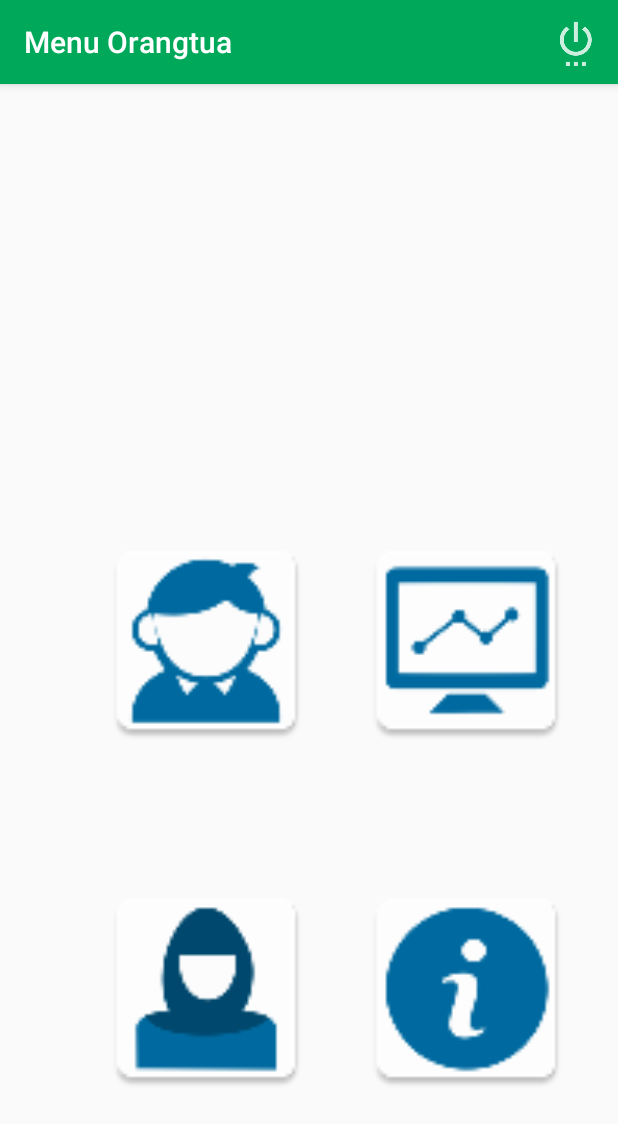
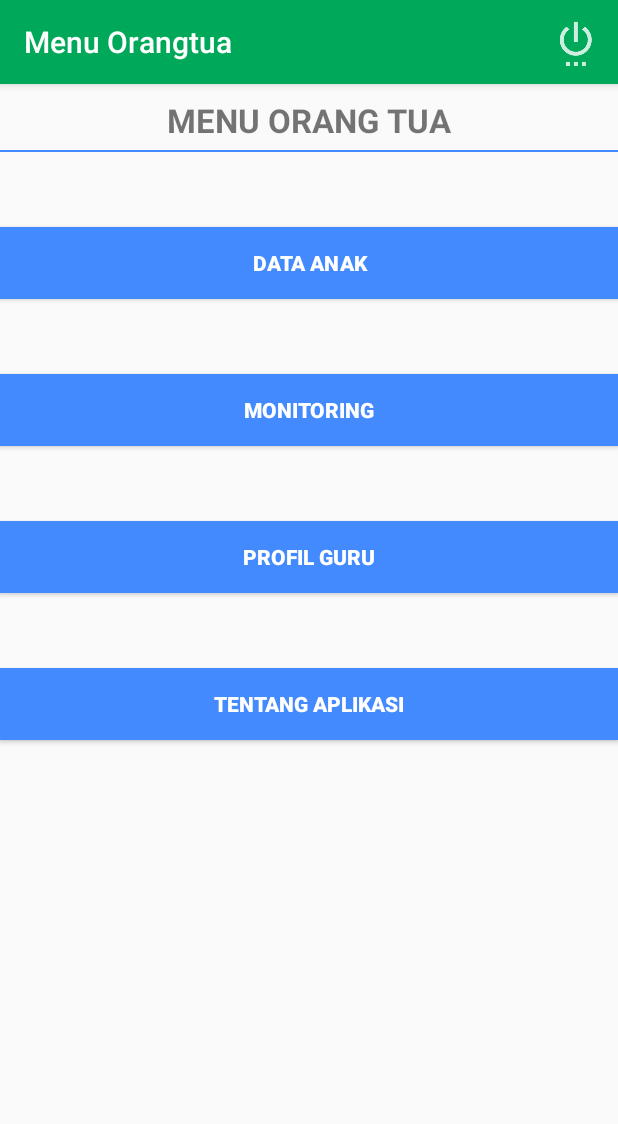
Before and after one commit to eladoktarizo/Mobel, an Android app: the MenuOrtu screen opened directly, with no data from a screen before it, on a phone screen of 412 x 824 dp. Shown: the top 1124 px of the screen. Run offline under Robolectric (Android 15) with nearby library versions, the phone set to English and light mode, and no system bars; network calls fail.

Commit message:
menu back close application tampilan menu

```diff
--- a/app/build.gradle
+++ b/app/build.gradle
@@ -2,7 +2,7 @@ apply plugin: 'com.android.application'
 
 android {
     compileSdkVersion 26
-    buildToolsVersion "26.0.2"
+    buildToolsVersion '27.0.3'
     defaultConfig {
         applicationId "com.example.eladoktarizo.mobel"
         minSdkVersion 19
--- a/app/src/main/java/com/example/eladoktarizo/mobel/MenuOrtu.java
+++ b/app/src/main/java/com/example/eladoktarizo/mobel/MenuOrtu.java
@@ -9,10 +9,12 @@ import android.content.Context;
 import android.content.DialogInterface;
 import android.content.Intent;
 import android.content.SharedPreferences;
+import android.os.Handler;
 import android.support.v7.app.AlertDialog;
 import android.support.v7.app.AlertDialog.Builder;
 import android.support.v7.app.AppCompatActivity;
 import android.os.Bundle;
+import android.util.Log;
 import android.view.Menu;
 import android.view.MenuItem;
 import android.view.View;
@@ -22,17 +24,20 @@ import android.widget.ImageView;
 import android.support.v7.widget.Toolbar;
 import android.content.SharedPreferences;
 import android.widget.ImageView;
+import android.widget.Toast;
 
 import com.example.eladoktarizo.mobel.R;
 
 public class MenuOrtu extends AppCompatActivity {
-    ImageView dataanakortu, monitoring, profilguru, tentang, logout;
+    Button dataanakortu, monitoring, profilguru, tentang, logout;
     Intent i;
     String id_ortu;
     SharedPreferences sharedpreferences;
 
     public static final String TAG_ID = "id";
     public static final String TAG_USERNAME = "username";
+
+    final String TAG = this.getClass().getName();
 
     @SuppressLint("WrongViewCast")
     @Override
@@ -48,10 +53,10 @@ public class MenuOrtu extends AppCompatActivity {
 
         sharedpreferences = getSharedPreferences(Login.my_shared_preferences, Context.MODE_PRIVATE);
 
-        dataanakortu = (ImageView) findViewById(R.id.dataanakortu);
-        monitoring = (ImageView) findViewById(R.id.monitoring);
-        profilguru = (ImageView) findViewById(R.id.profilguru);
-        tentang = (ImageView) findViewById(R.id.tentang);
+        dataanakortu = (Button) findViewById(R.id.dataanakortu);
+        monitoring = (Button) findViewById(R.id.monitoring);
+        profilguru = (Button) findViewById(R.id.profilguru);
+        tentang = (Button) findViewById(R.id.tentang);
             //logout = (Button) findViewById(R.id.btn_logout);
 
 
@@ -91,12 +96,37 @@ public class MenuOrtu extends AppCompatActivity {
             });
     }
 
+
     @Override
     public boolean onCreateOptionsMenu(Menu menu) {
         getMenuInflater().inflate(R.menu.menu, menu);
         return super.onCreateOptionsMenu(menu);
     }
 
+    boolean twice;
+    @Override
+    public void onBackPressed() {
+        Log.d(TAG, "klik");
+        if (twice == true){
+            Intent intent = new Intent(Intent.ACTION_MAIN);
+            intent.addCategory(Intent.CATEGORY_HOME);
+            intent.setFlags(Intent.FLAG_ACTIVITY_CLEAR_TOP);
+            startActivity(intent);
+            finish();
+            System.exit(0);
+        }
+        twice = true;
+        Log.d(TAG, "twice :" + twice);
+        //super.onBackPressed();
+        Toast.makeText(MenuOrtu.this, "Tekan tombol sekali lagi untuk keluar aplikasi", Toast.LENGTH_SHORT).show();
+        new Handler().postDelayed(new Runnable() {
+            @Override
+            public void run() {
+                twice = false;
+                Log.d(TAG, "twice :" + twice);
+            }
+        }, 3000);
+    }
 
     @Override
     public boolean onOptionsItemSelected(MenuItem item) {
@@ -120,13 +150,8 @@ public class MenuOrtu extends AppCompatActivity {
             default:
                 return false;
         }
-    }
 
 
-    @Override
-    public void onBackPressed() {
-        super.onBackPressed();
-        finish();
     }
 
 }
--- a/app/src/main/java/com/example/eladoktarizo/mobel/Server.java
+++ b/app/src/main/java/com/example/eladoktarizo/mobel/Server.java
@@ -5,9 +5,9 @@ package com.example.eladoktarizo.mobel;
  */
 
 public class Server {
-//    public static final String URL = "http://192.168.0.116/mobel/";
-//    public static final String URL = "http://192.168.1.7/mobel/";
-    public static final String URL = "http://192.168.43.244/mobel/";
+//    public static final String URL = "http://192.168.100.8/mobel/";
+    public static final String URL = "http://192.168.1.11/mobel/";
+//    public static final String URL = "http://192.168.43.244/mobel/";
 //    public static final String URL = "http://wecantraining.com/mobel/";
 
 }
--- a/app/src/main/res/layout/menuortu.xml
+++ b/app/src/main/res/layout/menuortu.xml
@@ -21,115 +21,115 @@
 
     </android.support.design.widget.AppBarLayout>
 
-    <ImageView
-        android:id="@+id/dataanakortu"
-        android:layout_width="150dp"
-        android:layout_height="150dp"
-        android:clickable="true"
-        android:layout_alignStart="@+id/profilguru"
-        android:layout_alignTop="@+id/monitoring"
-        app:srcCompat="@mipmap/ic_dataanak" />
+    <!--<ImageView-->
+        <!--android:id="@+id/dataanakortu"-->
+        <!--android:layout_width="150dp"-->
+        <!--android:layout_height="150dp"-->
+        <!--android:clickable="true"-->
+        <!--android:layout_alignStart="@+id/profilguru"-->
+        <!--android:layout_alignTop="@+id/monitoring"-->
+        <!--app:srcCompat="@mipmap/ic_dataanak" />-->
 
-    <ImageView
-        android:id="@+id/monitoring"
-        android:layout_width="150dp"
-        android:layout_height="150dp"
-        android:clickable="true"
-        android:layout_above="@+id/tentang"
-        android:layout_marginBottom="82dp"
-        android:layout_toEndOf="@+id/profilguru"
-        app:srcCompat="@mipmap/ic_monitoring" />
+    <!--<ImageView-->
+        <!--android:id="@+id/monitoring"-->
+        <!--android:layout_width="150dp"-->
+        <!--android:layout_height="150dp"-->
+        <!--android:clickable="true"-->
+        <!--android:layout_above="@+id/tentang"-->
+        <!--android:layout_marginBottom="82dp"-->
+        <!--android:layout_toEndOf="@+id/profilguru"-->
+        <!--app:srcCompat="@mipmap/ic_monitoring" />-->
 
-    <ImageView
-        android:id="@+id/profilguru"
-        android:layout_width="150dp"
-        android:layout_height="150dp"
-        android:clickable="true"
-        android:layout_alignParentBottom="true"
-        android:layout_marginBottom="89dp"
-        android:layout_marginEnd="23dp"
-        android:layout_toStartOf="@+id/tentang"
-        app:srcCompat="@mipmap/ic_profilguru" />
+    <!--<ImageView-->
+        <!--android:id="@+id/profilguru"-->
+        <!--android:layout_width="150dp"-->
+        <!--android:layout_height="150dp"-->
+        <!--android:clickable="true"-->
+        <!--android:layout_alignParentBottom="true"-->
+        <!--android:layout_marginBottom="89dp"-->
+        <!--android:layout_marginEnd="23dp"-->
+        <!--android:layout_toStartOf="@+id/tentang"-->
+        <!--app:srcCompat="@mipmap/ic_profilguru" />-->
 
-    <ImageView
-        android:id="@+id/tentang"
-        android:layout_width="150dp"
-        android:layout_height="150dp"
-        android:clickable="true"
-        android:layout_alignParentEnd="true"
-        android:layout_alignTop="@+id/profilguru"
-        android:layout_marginEnd="25dp"
-        app:srcCompat="@mipmap/ic_tentang" />
+    <!--<ImageView-->
+        <!--android:id="@+id/tentang"-->
+        <!--android:layout_width="150dp"-->
+        <!--android:layout_height="150dp"-->
+        <!--android:clickable="true"-->
+        <!--android:layout_alignParentEnd="true"-->
+        <!--android:layout_alignTop="@+id/profilguru"-->
+        <!--android:layout_marginEnd="25dp"-->
+        <!--app:srcCompat="@mipmap/ic_tentang" />-->
 
 
-    <!--<LinearLayout-->
-        <!--android:layout_width="match_parent"-->
-        <!--android:layout_height="match_parent"-->
-        <!--android:layout_centerHorizontal="true"-->
-        <!--android:layout_centerVertical="true"-->
-        <!--android:orientation="vertical">-->
+    <LinearLayout
+        android:layout_width="match_parent"
+        android:layout_height="match_parent"
+        android:layout_centerHorizontal="true"
+        android:layout_centerVertical="true"
+        android:orientation="vertical">
 
-        <!--<TextView-->
-            <!--android:id="@+id/TextView1"-->
-            <!--android:layout_width="wrap_content"-->
-            <!--android:layout_height="wrap_content"-->
-            <!--android:layout_gravity="center"-->
-            <!--android:layout_marginBottom="5dp"-->
-            <!--android:layout_marginTop="65dp"-->
-            <!--android:text="MENU ORANG TUA"-->
-            <!--android:background="#00555555"-->
-            <!--android:textSize="22dip"-->
-            <!--android:textStyle="bold" />-->
+        <TextView
+            android:id="@+id/TextView1"
+            android:layout_width="wrap_content"
+            android:layout_height="wrap_content"
+            android:layout_gravity="center"
+            android:layout_marginBottom="5dp"
+            android:layout_marginTop="65dp"
+            android:text="MENU ORANG TUA"
+            android:background="#00555555"
+            android:textSize="22dip"
+            android:textStyle="bold" />
 
-        <!--<View-->
-            <!--android:id="@+id/View1"-->
-            <!--android:layout_width="fill_parent"-->
-            <!--android:layout_height="1dp"-->
-            <!--android:layout_gravity="center"-->
-            <!--android:background="#448AFF" />-->
+        <View
+            android:id="@+id/View1"
+            android:layout_width="fill_parent"
+            android:layout_height="1dp"
+            android:layout_gravity="center"
+            android:background="#448AFF" />
 
 
-        <!--<Button-->
-            <!--android:id="@+id/dataanakortu"-->
-            <!--android:layout_width="match_parent"-->
-            <!--android:layout_height="wrap_content"-->
-            <!--android:layout_gravity="center"-->
-            <!--android:layout_marginTop="50dp"-->
-            <!--android:background="#448AFF"-->
-            <!--android:textColor="#fff"-->
-            <!--android:text="DATA ANAK"-->
-            <!--android:textStyle="bold" />-->
-        <!--<Button-->
-            <!--android:id="@+id/monitoring"-->
-            <!--android:layout_width="match_parent"-->
-            <!--android:layout_height="wrap_content"-->
-            <!--android:layout_gravity="center"-->
-            <!--android:layout_marginTop="50dp"-->
-            <!--android:background="#448AFF"-->
-            <!--android:textColor="#fff"-->
-            <!--android:text="MONITORING"-->
-            <!--android:textStyle="bold" />-->
-        <!--<Button-->
-            <!--android:id="@+id/profilguru"-->
-            <!--android:layout_width="match_parent"-->
-            <!--android:layout_height="wrap_content"-->
-            <!--android:layout_gravity="center"-->
-            <!--android:layout_marginTop="50dp"-->
-            <!--android:background="#448AFF"-->
-            <!--android:textColor="#fff"-->
-            <!--android:text="PROFIL GURU"-->
-            <!--android:textStyle="bold" />-->
-        <!--<Button-->
-            <!--android:id="@+id/tentang"-->
-            <!--android:layout_width="match_parent"-->
-            <!--android:layout_height="wrap_content"-->
-            <!--android:layout_gravity="center"-->
-            <!--android:layout_marginTop="50dp"-->
-            <!--android:background="#448AFF"-->
-            <!--android:textColor="#fff"-->
-            <!--android:text="TENTANG APLIKASI"-->
-            <!--android:textStyle="bold" />-->
+        <Button
+            android:id="@+id/dataanakortu"
+            android:layout_width="match_parent"
+            android:layout_height="wrap_content"
+            android:layout_gravity="center"
+            android:layout_marginTop="50dp"
+            android:background="#448AFF"
+            android:textColor="#fff"
+            android:text="DATA ANAK"
+            android:textStyle="bold" />
+        <Button
+            android:id="@+id/monitoring"
+            android:layout_width="match_parent"
+            android:layout_height="wrap_content"
+            android:layout_gravity="center"
+            android:layout_marginTop="50dp"
+            android:background="#448AFF"
+            android:textColor="#fff"
+            android:text="MONITORING"
+            android:textStyle="bold" />
+        <Button
+            android:id="@+id/profilguru"
+            android:layout_width="match_parent"
+            android:layout_height="wrap_content"
+            android:layout_gravity="center"
+            android:layout_marginTop="50dp"
+            android:background="#448AFF"
+            android:textColor="#fff"
+            android:text="PROFIL GURU"
+            android:textStyle="bold" />
+        <Button
+            android:id="@+id/tentang"
+            android:layout_width="match_parent"
+            android:layout_height="wrap_content"
+            android:layout_gravity="center"
+            android:layout_marginTop="50dp"
+            android:background="#448AFF"
+            android:textColor="#fff"
+            android:text="TENTANG APLIKASI"
+            android:textStyle="bold" />
 
-    <!--</LinearLayout>-->
+    </LinearLayout>
 
 </RelativeLayout>
--- a/build.gradle
+++ b/build.gradle
@@ -8,7 +8,7 @@ buildscript {
         jcenter()
     }
     dependencies {
-        classpath 'com.android.tools.build:gradle:3.0.1'
+        classpath 'com.android.tools.build:gradle:3.1.3'
         classpath 'com.google.gms:google-services:3.3.1'
 
 
```
Also changed, not shown: app/src/main/java/com/example/eladoktarizo/mobel/MenuGuru.java (+33 -5 lines), app/src/main/res/layout/menuguru.xml (+110 -120 lines), gradle/wrapper/gradle-wrapper.properties.
